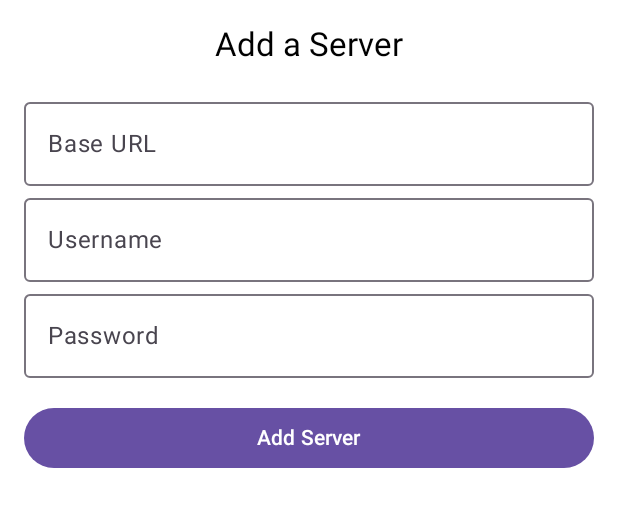
After one commit to MarkAdamson/PowerampSubsonicProvider, an Android app built with Jetpack Compose: the @Preview function AddServer, on a phone screen of 412 x 824 dp. The commit adds this screen. Shown: the top 507 px of the screen. Run offline under Robolectric (Android 15) with nearby library versions, the phone set to English and light mode, and no system bars.

Commit message:
Created AddServer screen

```diff
--- a/app/src/main/AndroidManifest.xml
+++ b/app/src/main/AndroidManifest.xml
@@ -12,11 +12,6 @@
         android:supportsRtl="true"
         android:theme="@style/Theme.PowerampSubsonicProvider"
         tools:targetApi="31">
-        <activity
-            android:name=".AddServerActivity"
-            android:exported="false"
-            android:label="@string/title_activity_add_server"
-            android:theme="@style/Theme.PowerampSubsonicProvider" />
         <activity
             android:name=".MainActivity"
             android:exported="true"
--- /dev/null
+++ b/app/src/main/java/com/markadamson83/powerampsubsonicprovider/addserver/AddServer.kt
@@ -0,0 +1,75 @@
+package com.markadamson83.powerampsubsonicprovider.addserver
+
+import androidx.compose.foundation.layout.Arrangement
+import androidx.compose.foundation.layout.Column
+import androidx.compose.foundation.layout.Row
+import androidx.compose.foundation.layout.Spacer
+import androidx.compose.foundation.layout.fillMaxSize
+import androidx.compose.foundation.layout.fillMaxWidth
+import androidx.compose.foundation.layout.height
+import androidx.compose.foundation.layout.padding
+import androidx.compose.material3.Button
+import androidx.compose.material3.ExperimentalMaterial3Api
+import androidx.compose.material3.MaterialTheme.typography
+import androidx.compose.material3.OutlinedTextField
+import androidx.compose.material3.Text
+import androidx.compose.runtime.Composable
+import androidx.compose.ui.Modifier
+import androidx.compose.ui.res.stringResource
+import androidx.compose.ui.tooling.preview.Devices
+import androidx.compose.ui.tooling.preview.Preview
+import androidx.compose.ui.unit.dp
+import com.markadamson83.powerampsubsonicprovider.R
+
+@OptIn(ExperimentalMaterial3Api::class)
+@Composable
+@Preview(device = Devices.PIXEL_4_XL)
+fun AddServer() {
+    Column(
+        modifier = Modifier
+            .fillMaxSize()
+            .padding(16.dp)
+    ) {
+        Row(
+            modifier = Modifier.fillMaxWidth(),
+            horizontalArrangement = Arrangement.Center
+        ) {
+            Text(
+                text = stringResource(R.string.add_a_server),
+                style = typography.titleLarge
+            )
+        }
+        Spacer(modifier = Modifier.height(16.dp))
+        OutlinedTextField(
+            modifier = Modifier.fillMaxWidth(),
+            value = "",
+            label = {
+                Text(text = stringResource(R.string.base_url_hint))
+            },
+            onValueChange = { }
+        )
+        OutlinedTextField(
+            modifier = Modifier.fillMaxWidth(),
+            value = "",
+            label = {
+                Text(text = stringResource(R.string.username_hint))
+            },
+            onValueChange = { }
+        )
+        OutlinedTextField(
+            modifier = Modifier.fillMaxWidth(),
+            value = "",
+            label = {
+                Text(text = stringResource(R.string.password_hint))
+            },
+            onValueChange = { }
+        )
+        Spacer(modifier = Modifier.height(16.dp))
+        Button(
+            modifier = Modifier.fillMaxWidth(),
+            onClick = { }
+        ) {
+            Text(text = stringResource(R.string.add_server))
+        }
+    }
+}
--- a/app/src/main/res/values/strings.xml
+++ b/app/src/main/res/values/strings.xml
@@ -6,4 +6,5 @@
     <string name="password_hint">Password</string>
     <string name="add_server">Add Server</string>
     <string name="servers">Servers</string>
+    <string name="add_a_server">Add a Server</string>
 </resources>
```
Also changed, not shown: app/src/main/java/com/markadamson83/powerampsubsonicprovider/AddServerActivity.kt (deleted, +0 -46 lines), app/src/main/java/com/markadamson83/powerampsubsonicprovider/MainActivity.kt (+2 -17 lines), 2 other files.
